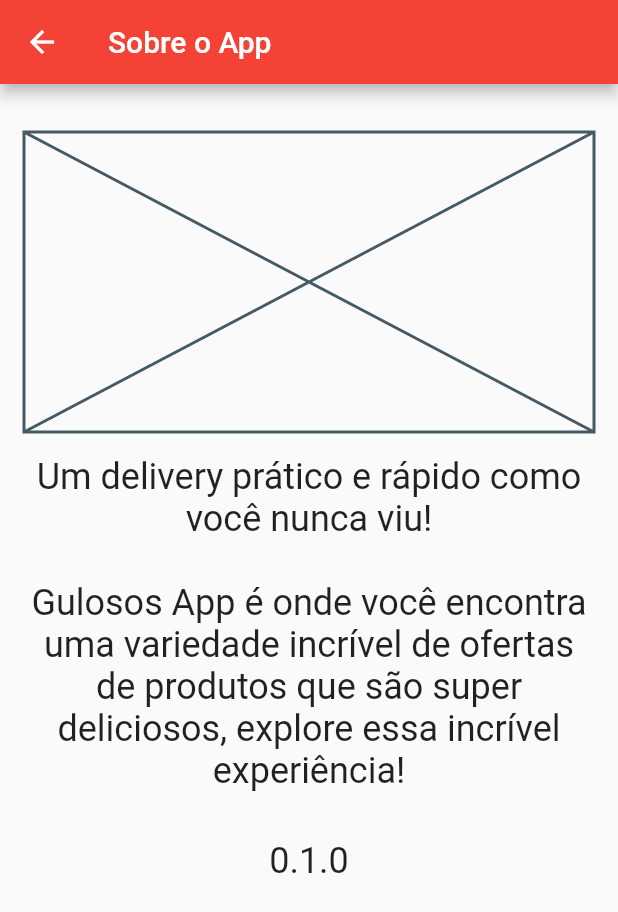
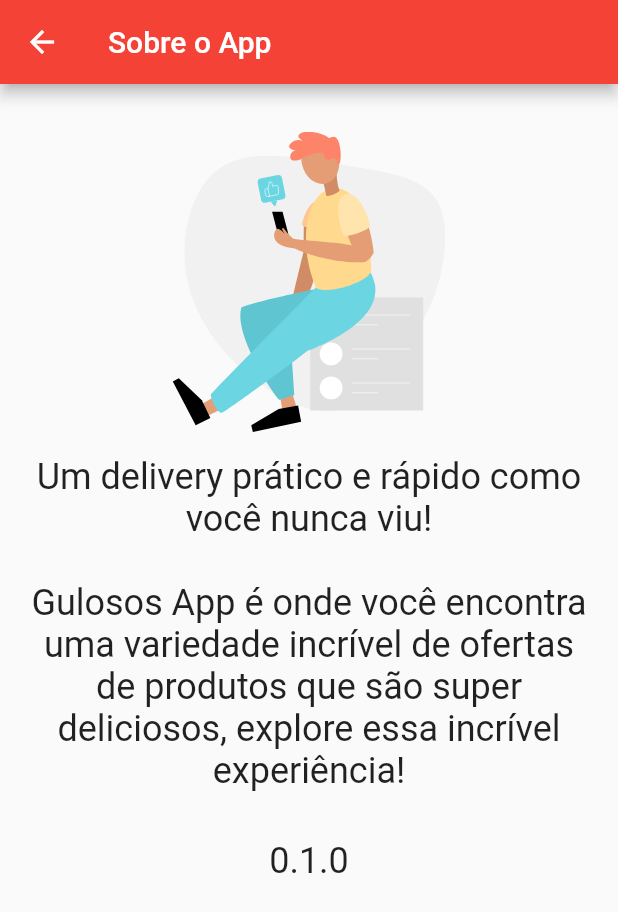
Before and after one commit to DeyvidJLira/scaffold_class_app, a Flutter app: the AboutPage screen opened directly, on a phone screen of 412 x 824 dp. Shown: the top 912 px of the screen. Run offline on Flutter 3.47's test engine with Material 2 defaults, Android fonts, the phone set to English and light mode, and no system bars; our stand-ins replace flutter_svg; network calls fail.

Commit message:
Add image to AboutPage

```diff
--- a/lib/ui/pages/about/about_page.dart
+++ b/lib/ui/pages/about/about_page.dart
@@ -1,4 +1,5 @@
 import 'package:flutter/material.dart';
+import 'package:flutter_svg/flutter_svg.dart';
 import 'package:scaffold_class_app/strings.dart';
 
 class AboutPage extends StatelessWidget {
@@ -18,9 +19,9 @@
             const SizedBox(
               height: 32,
             ),
-            const SizedBox(
+            SizedBox(
               height: 200,
-              child: Placeholder(),
+              child: SvgPicture.asset("assets/images/about.svg"),
             ),
             Padding(
               padding: const EdgeInsets.symmetric(vertical: 16),
```
Also changed, not shown: pubspec.yaml (+3 -4 lines), assets/images/about.svg (added), pubspec.lock.
